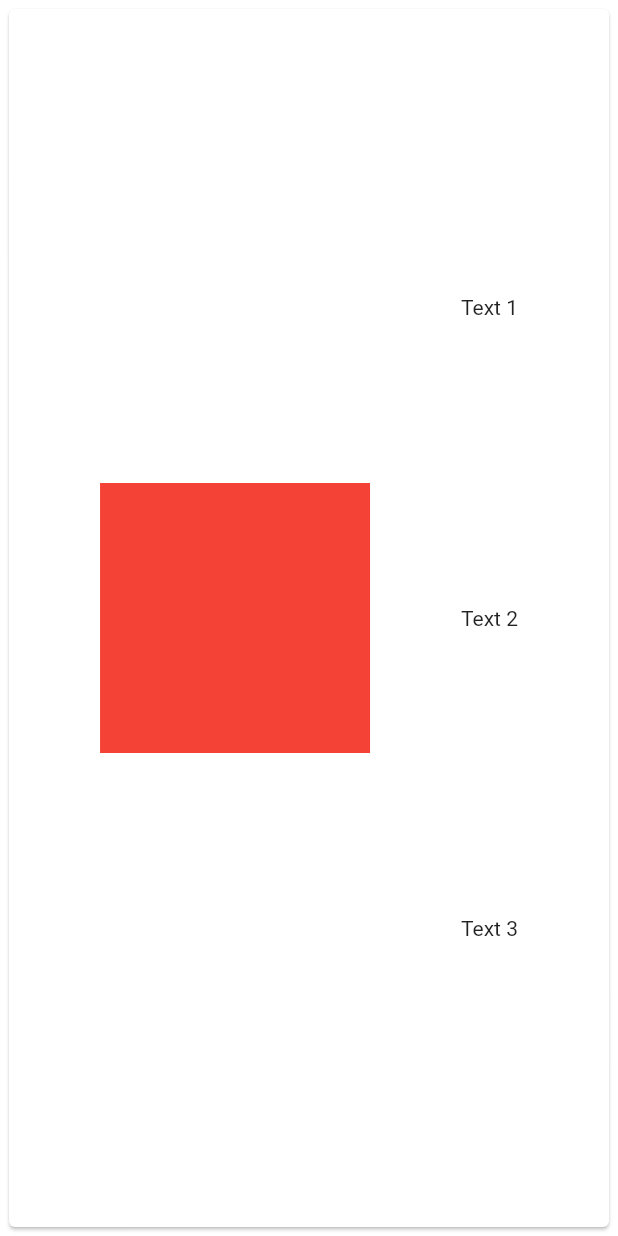
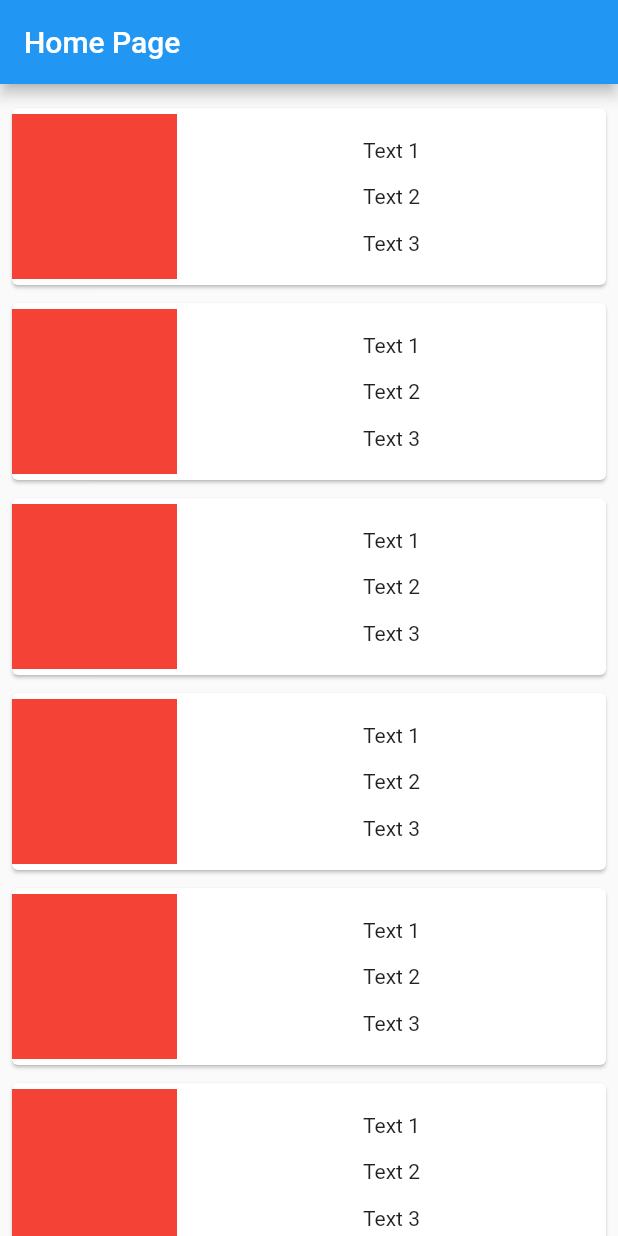
Before and after one commit to kamalnorizan/flutterMOF, a Flutter app: the screen it shows after launch, on a phone screen of 412 x 824 dp. Run offline on Flutter 3.47's test engine with Material 2 defaults, Android fonts, the light colour scheme and no system bars.

Commit message:
Product Box to list

```diff
--- a/lib/home.dart
+++ b/lib/home.dart
@@ -1,4 +1,5 @@
 import 'package:flutter/material.dart';
+import 'package:fluttertutorial/widgets/productbox.dart';
 
 class Home extends StatelessWidget {
   const Home({Key? key}) : super(key: key);
@@ -12,7 +13,17 @@ class Home extends StatelessWidget {
           title: const Text('Home Page'),
         ),
         body: ListView(
-
+          shrinkWrap: true, padding: const EdgeInsets.fromLTRB(2.0, 10.0, 2.0, 10.0),
+          children: const [
+            Productbox(),
+            Productbox(),
+            Productbox(),
+            Productbox(),
+            Productbox(),
+            Productbox(),
+            Productbox(),
+            Productbox()
+          ],
         )
       ),
     );
--- a/lib/main.dart
+++ b/lib/main.dart
@@ -26,7 +26,7 @@ class MyApp extends StatelessWidget {
         // is not restarted.
         primarySwatch: Colors.blue,
       ),
-      home: const Productbox(),
+      home: const Home(),
     );
   }
 }
--- a/lib/widgets/productbox.dart
+++ b/lib/widgets/productbox.dart
@@ -7,25 +7,31 @@ class Productbox extends StatelessWidget {
   Widget build(BuildContext context) {
     return Container(
       padding: EdgeInsets.all(2),
-      height: 50,
+      height: 130,
       child: Card(
         child: Row(
           mainAxisAlignment: MainAxisAlignment.spaceEvenly,
           children: [
             Container(
-              width: 180,
-              height: 180,
+              width: 110,
+              height: 110,
+              alignment: AlignmentDirectional.centerStart,
               decoration: BoxDecoration(
                 color: Colors.red,
               ),
             ),
-            Column(
+            Expanded(
+              child: Container(
+                padding: const EdgeInsets.all(5),
+                child: Column(
                   mainAxisAlignment: MainAxisAlignment.spaceEvenly,
                   children: const [
                     Text('Text 1'),
                     Text('Text 2'),
                     Text('Text 3'),
                   ],
+                ),
+              ),
             )
           ],
         ),
```
Lines whose indentation alone changed are shown as unchanged.
